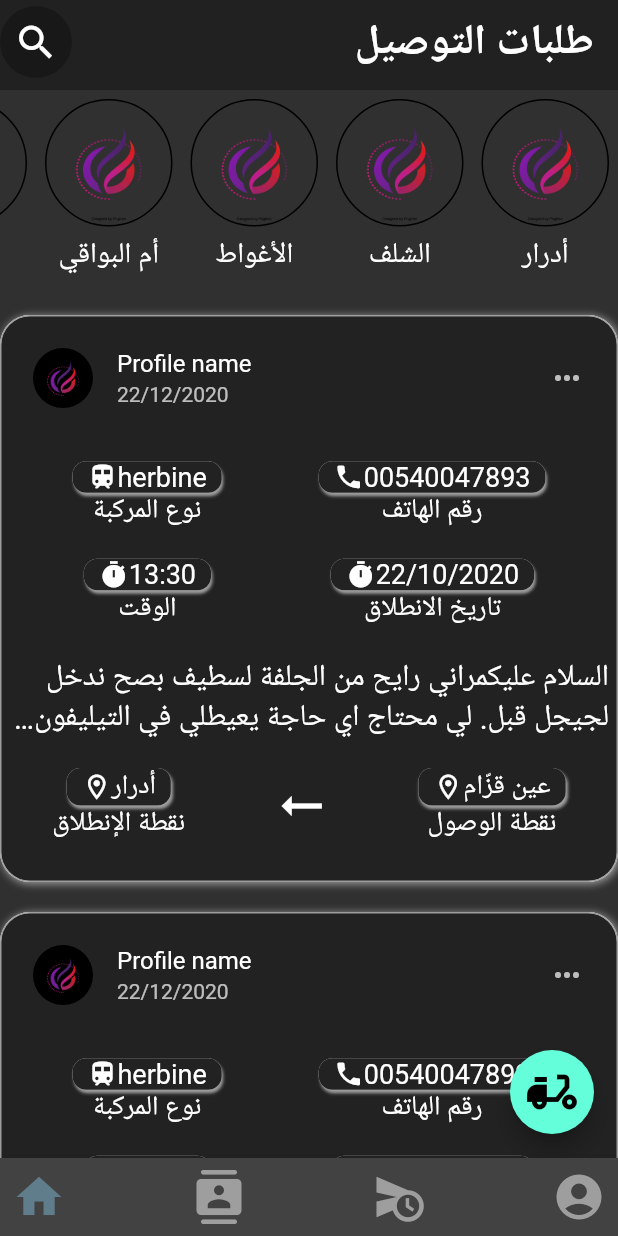
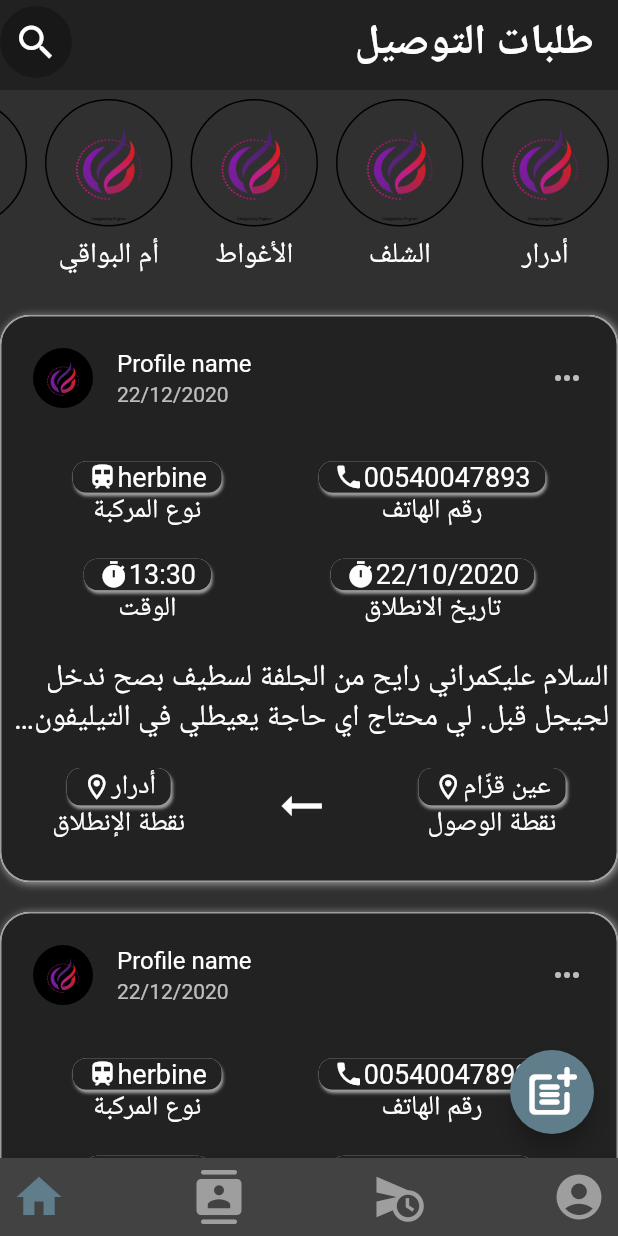
Before and after one commit to aymen-adj/2_cpi_Project, a Flutter app: the screen it shows after launch, on a phone screen of 412 x 824 dp. Run offline on Flutter 3.47's test engine with Material 2 defaults, Android fonts, the phone set to English and light mode, and no system bars.

Commit message:
crete Offer

```diff
--- a/lib/screens/Offers.dart
+++ b/lib/screens/Offers.dart
@@ -2,6 +2,7 @@ import 'package:flutter/cupertino.dart';
 import 'package:flutter/material.dart';
 import 'package:ii_cpi_project/components/appbar.dart';
 import 'package:ii_cpi_project/constantes/ListFihaDesPostsNsayiwBihom.dart';
+import 'package:ii_cpi_project/constantes/colors.dart';
 import 'package:ii_cpi_project/screens/create_offer.dart';
 
 class Offers extends StatefulWidget {
@@ -20,9 +21,11 @@ class _OffersState extends State<Offers> {
     );
     return Scaffold(
       floatingActionButton: FloatingActionButton(
+          backgroundColor: ActiveColor,
           child: Icon(
-            Icons.delivery_dining,
+            !Offers.createPostVisible ? Icons.post_add_rounded : Icons.cancel,
             size: 40,
+            color: Colors.white,
           ),
           onPressed: _appearenceOfCreateOffer),
       body: Stack(
```
